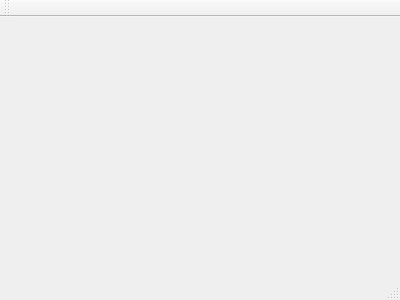
Club-INTech/Asserv-INT, file ui/mainwindow.ui: the form before one commit.
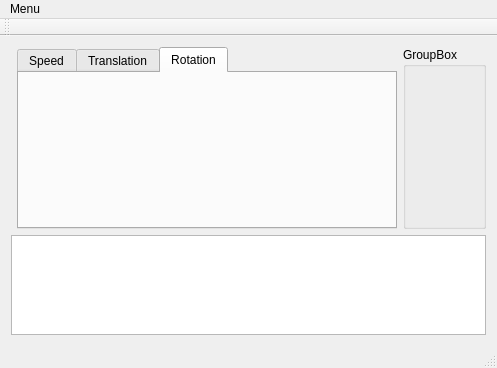
The form after the commit.

Diff of the .ui file:
```diff
--- a/ui/mainwindow.ui
+++ b/ui/mainwindow.ui
@@ -1,24 +1,108 @@
 <ui version="4.0">
  <class>MainWindow</class>
- <widget class="QMainWindow" name="MainWindow" >
-  <property name="geometry" >
+ <widget class="QMainWindow" name="MainWindow">
+  <property name="geometry">
    <rect>
     <x>0</x>
     <y>0</y>
-    <width>400</width>
-    <height>300</height>
+    <width>497</width>
+    <height>368</height>
    </rect>
   </property>
   <property name="windowTitle" >
    <string>MainWindow</string>
   </property>
-  <widget class="QMenuBar" name="menuBar" />
-  <widget class="QToolBar" name="mainToolBar" />
-  <widget class="QWidget" name="centralWidget" />
-  <widget class="QStatusBar" name="statusBar" />
+  <widget class="QWidget" name="centralWidget">
+   <layout class="QGridLayout" name="gridLayout_2">
+    <item row="0" column="2">
+     <widget class="QGroupBox" name="groupBox">
+      <property name="title">
+       <string>GroupBox</string>
+      </property>
+     </widget>
+    </item>
+    <item row="1" column="0" colspan="3">
+     <widget class="QTextEdit" name="textEdit">
+      <property name="minimumSize">
+       <size>
+        <width>0</width>
+        <height>50</height>
+       </size>
+      </property>
+      <property name="maximumSize">
+       <size>
+        <width>16777215</width>
+        <height>100</height>
+       </size>
+      </property>
+     </widget>
+    </item>
+    <item row="0" column="1">
+     <widget class="QTabWidget" name="tabWidget">
+      <property name="currentIndex">
+       <number>2</number>
+      </property>
+      <widget class="QWidget" name="tab_2">
+       <attribute name="title">
+        <string>Speed</string>
+       </attribute>
+      </widget>
+      <widget class="QWidget" name="tab">
+       <attribute name="title">
+        <string>Translation</string>
+       </attribute>
+      </widget>
+      <widget class="QWidget" name="tab_3">
+       <attribute name="title">
+        <string>Rotation</string>
+       </attribute>
+      </widget>
+     </widget>
+    </item>
+   </layout>
+  </widget>
+  <widget class="QMenuBar" name="menuBar">
+   <property name="geometry">
+    <rect>
+     <x>0</x>
+     <y>0</y>
+     <width>497</width>
+     <height>19</height>
+    </rect>
+   </property>
+   <widget class="QMenu" name="menuMenu">
+    <property name="title">
+     <string>Menu</string>
+    </property>
+    <addaction name="actionConnectSerial"/>
+    <addaction name="actionDisconnect"/>
+   </widget>
+   <addaction name="menuMenu"/>
+  </widget>
+  <widget class="QToolBar" name="mainToolBar">
+   <attribute name="toolBarArea">
+    <enum>TopToolBarArea</enum>
+   </attribute>
+   <attribute name="toolBarBreak">
+    <bool>false</bool>
+   </attribute>
+  </widget>
+  <widget class="QStatusBar" name="statusBar"/>
+  <action name="actionConnectSerial">
+   <property name="text">
+    <string>Connect</string>
+   </property>
+  </action>
+  <action name="actionDisconnect">
+   <property name="enabled">
+    <bool>false</bool>
+   </property>
+   <property name="text">
+    <string>Disconnect</string>
+   </property>
+  </action>
  </widget>
- <layoutDefault spacing="6" margin="11" />
- <pixmapfunction></pixmapfunction>
+ <layoutdefault spacing="6" margin="11"/>
  <resources/>
  <connections/>
 </ui>
```
Left out of the diff: 3 changed lines with no effect on the pictures.
